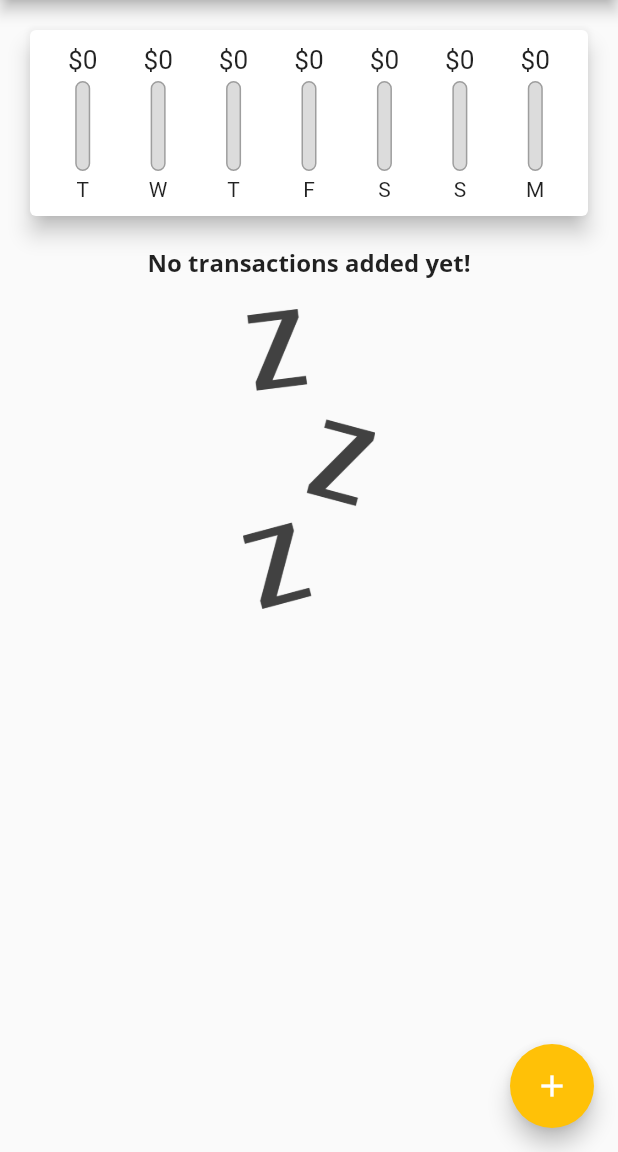
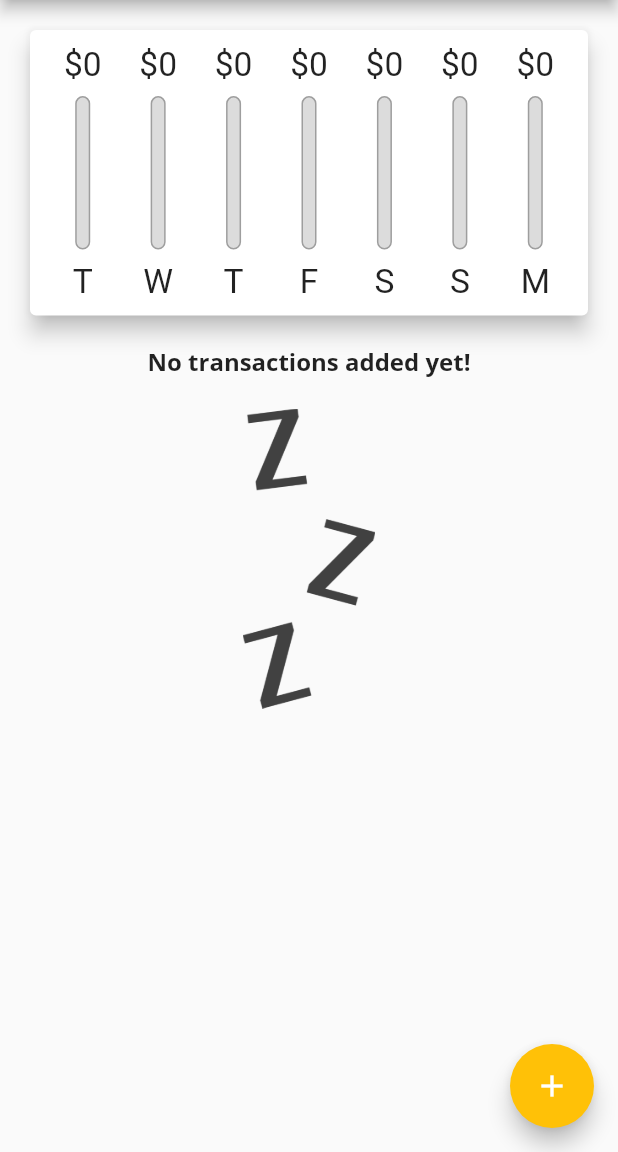
Before and after one commit to fmanana/flutter-course, a Flutter app: the screen it shows after launch, on a phone screen of 412 x 824 dp, the part 84-1236 px from its top. Run offline on Flutter 3.47's test engine with Material 2 defaults, Android fonts, the phone set to English and light mode, and no system bars.

Commit message:
add dynamic height for widgets

```diff
--- a/expense_planner/lib/main.dart
+++ b/expense_planner/lib/main.dart
@@ -102,8 +102,7 @@ class _MyHomePageState extends State<MyHomePage> {
 
   @override
   Widget build(BuildContext context) {
-    return Scaffold(
-      appBar: AppBar(
+    final appBar = AppBar(
       title: Text('Personal Expenses'),
       actions: <Widget>[
         IconButton(
@@ -111,13 +110,23 @@ class _MyHomePageState extends State<MyHomePage> {
           icon: Icon(Icons.add),
         ),
       ],
-      ),
+    );
+    return Scaffold(
+      appBar: appBar,
       body: SingleChildScrollView(
         child: Column(
           crossAxisAlignment: CrossAxisAlignment.stretch,
           children: <Widget>[
-            Chart(_recentTranscations),
-            TransactionList(_transactions, _deleteTransaction),
+            Container(
+              height: (MediaQuery.of(context).size.height -
+                appBar.preferredSize.height - MediaQuery.of(context).padding.top) * 0.3,
+              child: Chart(_recentTranscations),
+            ),
+            Container(
+              height: (MediaQuery.of(context).size.height -
+                appBar.preferredSize.height - MediaQuery.of(context).padding.top) * 0.7,
+              child: TransactionList(_transactions, _deleteTransaction),
+            ),
           ],
         ),
       ),
--- a/expense_planner/lib/widgets/chart_bar.dart
+++ b/expense_planner/lib/widgets/chart_bar.dart
@@ -9,17 +9,19 @@ class ChartBar extends StatelessWidget {
 
   @override
   Widget build(BuildContext context) {
+    return LayoutBuilder(
+      builder: (ctx, constraints) {
         return Column(
           children: <Widget>[
             Container(
-          height: 20,
+              height: constraints.maxHeight * 0.15,
               child: FittedBox(
                 child: Text('\$${spendingAmount.toStringAsFixed(0)}'),
               ),
             ),
-        SizedBox(height: 4),
+            SizedBox(height: constraints.maxHeight * 0.05),
             Container(
-          height: 60,
+              height: constraints.maxHeight * 0.6,
               width: 10,
               child: Stack(
                 children: <Widget>[
@@ -42,10 +44,17 @@ class ChartBar extends StatelessWidget {
                 ],
               ),
             ),
-        SizedBox(height: 4,),
-        Text(label),
+            SizedBox(height: constraints.maxHeight * 0.05),
+            Container(
+              height: constraints.maxHeight * 0.15,
+              child: FittedBox(
+                child: Text(label),
+              ),
+            ),
           ],
         );
+      },);
+
   }
 
 }
--- a/expense_planner/lib/widgets/transaction_list.dart
+++ b/expense_planner/lib/widgets/transaction_list.dart
@@ -14,7 +14,6 @@ class TransactionList extends StatelessWidget {
   Widget build(BuildContext context) {
     initializeDateFormatting('en_GB', null);
     return Container(
-      height: 400,
       child: transactions.isEmpty
       ? Column(
         children: <Widget>[
```
Lines whose indentation alone changed are shown as unchanged.
